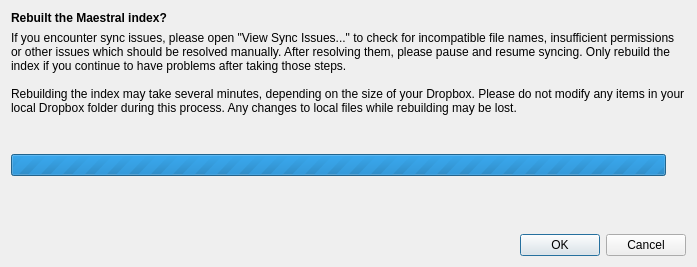
samschott/maestral, file maestral/gui/resources/rebuild_index_dialog.ui: the form before one commit.
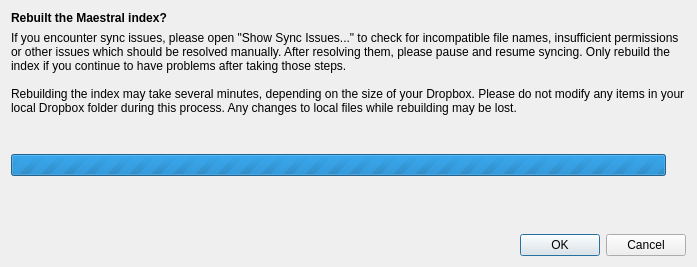
The form after the commit.

Commit message: tweaked help text to match UI labels

The edit to the form file:
```diff
--- a/maestral/gui/resources/rebuild_index_dialog.ui
+++ b/maestral/gui/resources/rebuild_index_dialog.ui
@@ -78,7 +78,7 @@
    <item row="1" column="0" colspan="2">
     <widget class="QLabel" name="infoLabel">
      <property name="text">
-      <string>If you encounter sync issues, please open &quot;View Sync Issues...&quot; to check for incompatible file names, insufficient permissions or other issues which should be resolved manually. After resolving them, please pause and resume syncing. Only rebuild the index if you continue to have problems after taking those steps.
+      <string>If you encounter sync issues, please open &quot;Show Sync Issues...&quot; to check for incompatible file names, insufficient permissions or other issues which should be resolved manually. After resolving them, please pause and resume syncing. Only rebuild the index if you continue to have problems after taking those steps.
 
 Rebuilding the index may take several minutes, depending on the size of your Dropbox. Please do not modify any items in your local Dropbox folder during this process. Any changes to local files while rebuilding may be lost. </string>
      </property>
```
